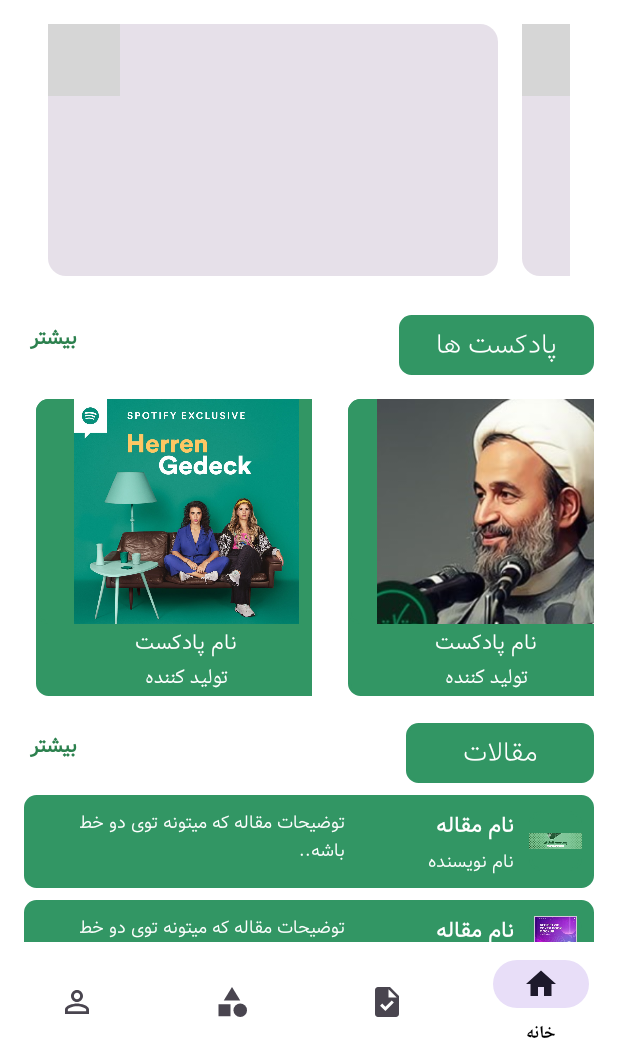
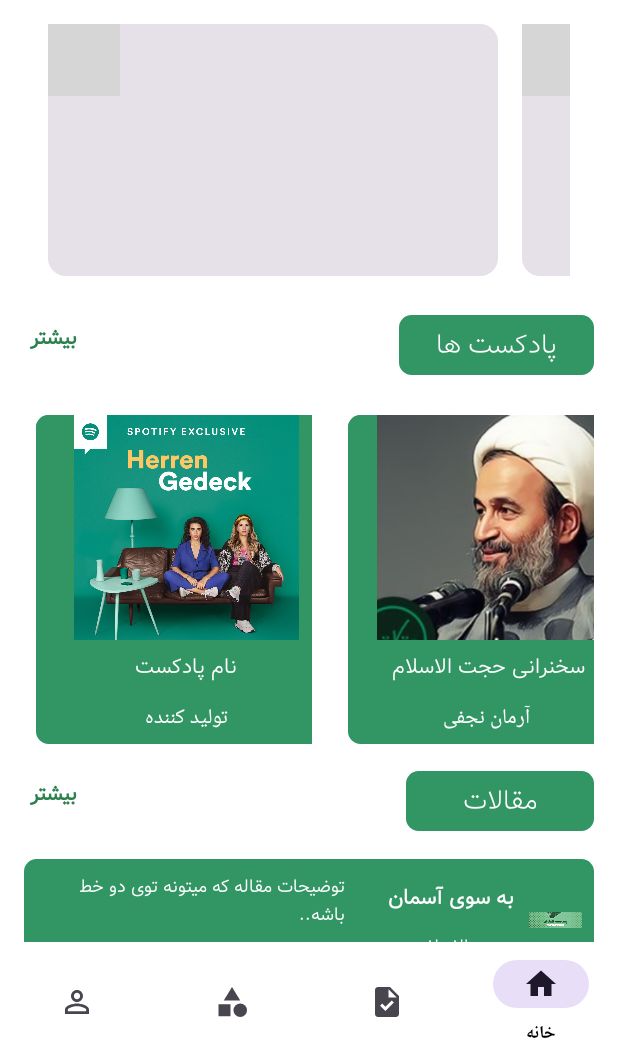
Before and after one commit to armnnjfi/Quantom, an Android app built with Jetpack Compose: the screen it shows after launch (MainActivity), on a phone screen of 412 x 824 dp, the part 174-1236 px from its top. Run offline under Robolectric (Android 15) with nearby library versions, the phone set to English and light mode, and no system bars; libraries missing offline, so code that uses them is left out: com.bumptech.glide; 1 statement that could not run was skipped; grey boxes are pictures that could not be loaded.

Commit message:
editing main

```diff
--- a/app/src/main/java/com/example/quantom/composes/ContentVazayef.kt
+++ b/app/src/main/java/com/example/quantom/composes/ContentVazayef.kt
@@ -1,6 +1,8 @@
 package com.example.quantom.composes
 
+import android.content.Intent
 import androidx.compose.foundation.Canvas
+import androidx.compose.foundation.clickable
 import androidx.compose.foundation.layout.Box
 import androidx.compose.foundation.layout.Column
 import androidx.compose.foundation.layout.Row
@@ -23,6 +25,8 @@ import androidx.compose.ui.text.TextStyle
 import androidx.compose.ui.unit.Dp
 import androidx.compose.ui.unit.dp
 import androidx.compose.ui.unit.sp
+import androidx.core.content.ContextCompat.startActivity
+import com.example.quantom.fragments.DoingTaskFragment
 import com.example.quantom.ui.theme.GreenPrimary
 
 @Composable
--- a/app/src/main/res/layout/fragment_home.xml
+++ b/app/src/main/res/layout/fragment_home.xml
@@ -75,6 +75,8 @@
                     />
 
                 <TextView
+                    android:layout_marginTop="5dp"
+                    android:layout_marginBottom="5dp"
                     android:layout_width="130dp"
                     android:layout_height="40dp"
                     android:layout_gravity="end"
@@ -137,6 +139,7 @@
                                 android:layout_width="match_parent"
                                 android:src="@drawable/padcast"
                                 android:layout_height="150dp"
+
                                 android:background="@drawable/rounded2_background"
                                 android:contentDescription="پادکست" />
 
@@ -147,6 +150,9 @@
                                 android:layout_height="wrap_content"
                                 android:fontFamily="@font/vazirlight"
                                 android:text="نام پادکست"
+
+                                android:layout_marginTop="5dp"
+                                android:layout_marginBottom="5dp"
                                 android:textColor="@color/white"
                                 android:textSize="14sp"
                                 android:gravity="center"
@@ -157,6 +163,9 @@
                                 android:layout_height="wrap_content"
                                 android:textColor="@color/white"
                                 android:text="تولید کننده"
+
+                                android:layout_marginTop="5dp"
+                                android:layout_marginBottom="5dp"
                                 android:textSize="14sp"
                                 android:gravity="center"
                                 android:padding="0dp" />
@@ -193,7 +202,10 @@
                                 android:layout_width="match_parent"
                                 android:layout_height="wrap_content"
                                 android:fontFamily="@font/vazirlight"
-                                android:text="نام پادکست"
+                                android:text="سخنرانی حجت الاسلام "
+
+                                android:layout_marginTop="5dp"
+                                android:layout_marginBottom="5dp"
                                 android:textColor="@color/white"
                                 android:textSize="14sp"
                                 android:gravity="center"
@@ -203,7 +215,10 @@
                                 android:layout_width="match_parent"
                                 android:layout_height="wrap_content"
                                 android:textColor="@color/white"
-                                android:text="تولید کننده"
+                                android:text="آرمان نجفی"
+
+                                android:layout_marginTop="5dp"
+                                android:layout_marginBottom="5dp"
                                 android:textSize="14sp"
                                 android:gravity="center"
                                 android:padding="0dp" />
@@ -239,7 +254,10 @@
                                 android:layout_width="match_parent"
                                 android:layout_height="wrap_content"
                                 android:fontFamily="@font/vazirlight"
-                                android:text="نام پادکست"
+                                android:text="غوطه در غرق "
+                                android:layout_marginTop="5dp"
+                                android:layout_marginBottom="5dp"
+                                android:paddingBottom="10dp"
                                 android:textColor="@color/white"
                                 android:textSize="14sp"
                                 android:gravity="center"
@@ -249,7 +267,9 @@
                                 android:layout_width="match_parent"
                                 android:layout_height="wrap_content"
                                 android:textColor="@color/white"
-                                android:text="تولید کننده"
+                                android:text=" معین برزگر"
+                                android:layout_marginTop="5dp"
+                                android:layout_marginBottom="5dp"
                                 android:textSize="14sp"
                                 android:gravity="center"
                                 android:padding="0dp" />
@@ -293,6 +313,8 @@
                     />
 
                 <TextView
+                    android:layout_marginTop="5dp"
+                    android:layout_marginBottom="5dp"
                     android:layout_width="125dp"
                     android:layout_height="40dp"
                     android:layout_gravity="end"
@@ -367,7 +389,10 @@
                                     android:layout_width="wrap_content"
                                     android:layout_height="wrap_content"
                                     android:fontFamily="@font/vazirlight"
-                                    android:text="نام مقاله"
+                                    android:text="به سوی آسمان"
+
+                                    android:layout_marginTop="5dp"
+                                    android:layout_marginBottom="5dp"
                                     android:textColor="@color/white"
                                     android:textSize="14sp"
                                     android:textStyle="bold" />
@@ -376,10 +401,12 @@
                                     android:layout_width="wrap_content"
                                     android:layout_height="wrap_content"
                                     android:fontFamily="@font/vazirlight"
-                                    android:text="نام نویسنده"
+                                    android:text="حجت الاسلام "
+
+                                    android:layout_marginTop="5dp"
+                                    android:layout_marginBottom="5dp"
                                     android:textColor="@color/white"
-                                    android:textSize="12sp"
-                                    android:layout_marginTop="2dp" />
+                                    android:textSize="12sp" />
                             </LinearLayout>
 
                             <!-- بخش توضیحات -->
@@ -428,7 +455,10 @@
                                     android:layout_width="wrap_content"
                                     android:layout_height="wrap_content"
                                     android:fontFamily="@font/vazirlight"
-                                    android:text="نام مقاله"
+                                    android:text="وعده صادق 2"
+
+                                    android:layout_marginTop="5dp"
+                                    android:layout_marginBottom="5dp"
                                     android:textColor="@color/white"
                                     android:textSize="14sp"
                                     android:textStyle="bold" />
@@ -437,10 +467,11 @@
                                     android:layout_width="wrap_content"
                                     android:layout_height="wrap_content"
                                     android:fontFamily="@font/vazirlight"
-                                    android:text="نام نویسنده"
+                                    android:text="علی رحمتی"
+                                    android:layout_marginBottom="5dp"
                                     android:textColor="@color/white"
                                     android:textSize="12sp"
-                                    android:layout_marginTop="2dp" />
+                                    android:layout_marginTop="5dp" />
                             </LinearLayout>
 
                             <!-- بخش توضیحات -->
@@ -492,6 +523,8 @@
                 <TextView
                     android:layout_width="130dp"
                     android:layout_height="40dp"
+                    android:layout_marginTop="5dp"
+                    android:layout_marginBottom="5dp"
                     android:text="ویدیو"
                     android:fontFamily="@font/vazirthin"
                     android:textSize="18sp"
@@ -587,7 +620,10 @@
                                             android:layout_width="wrap_content"
                                             android:layout_height="wrap_content"
                                             android:fontFamily="@font/vazirlight"
-                                            android:text="نام مقاله"
+                                            android:text="پشت صحنه اغتشاش"
+
+                                            android:layout_marginTop="5dp"
+                                            android:layout_marginBottom="5dp"
                                             android:textColor="@color/white"
                                             android:textSize="14sp"
                                             android:textStyle="bold" />
@@ -596,10 +632,11 @@
                                             android:layout_width="wrap_content"
                                             android:layout_height="wrap_content"
                                             android:fontFamily="@font/vazirlight"
-                                            android:text="نام نویسنده"
+                                            android:text="تولید شده توسط انجمن رضوی"
                                             android:textColor="@color/white"
-                                            android:textSize="12sp"
-                                            android:layout_marginTop="2dp" />
+                                            android:layout_marginTop="5dp"
+                                            android:layout_marginBottom="5dp"
+                                            android:textSize="12sp" />
                                     </LinearLayout>
 
                                     <!-- بخش توضیحات -->
@@ -664,19 +701,23 @@
                                             android:layout_width="wrap_content"
                                             android:layout_height="wrap_content"
                                             android:fontFamily="@font/vazirlight"
-                                            android:text="نام مقاله"
+                                            android:text="سخنرانی ایت الله خامنهای "
                                             android:textColor="@color/white"
                                             android:textSize="14sp"
+                                            android:layout_marginTop="5dp"
+                                            android:layout_marginBottom="5dp"
                                             android:textStyle="bold" />
 
                                         <TextView
                                             android:layout_width="wrap_content"
                                             android:layout_height="wrap_content"
                                             android:fontFamily="@font/vazirlight"
-                                            android:text="نام نویسنده"
+                                            android:text="علی تقوی"
+
+                                            android:layout_marginTop="5dp"
+                                            android:layout_marginBottom="5dp"
                                             android:textColor="@color/white"
-                                            android:textSize="12sp"
-                                            android:layout_marginTop="2dp" />
+                                            android:textSize="12sp" />
                                     </LinearLayout>
 
                                     <!-- بخش توضیحات -->
@@ -685,10 +726,12 @@
                                         android:layout_height="wrap_content"
                                         android:layout_weight="2"
                                         android:fontFamily="@font/vazirlight"
-                                        android:text="توضیحات مقاله که میتونه توی دو خط باشه.."
+                                        android:text=" ویدیو سخنرانی ایت الله حامنه ای "
                                         android:textColor="@color/white"
                                         android:textSize="12sp"
                                         android:gravity="center_vertical"
+                                        android:layout_marginTop="5dp"
+                                        android:layout_marginBottom="5dp"
                                         android:layout_marginRight="10dp" />
                                 </LinearLayout>
                             </LinearLayout>
@@ -712,6 +755,7 @@
                         android:layout_width="wrap_content"
                         android:layout_height="30dp"
                         android:layout_marginTop="0dp"
+                        android:paddingTop="10dp"
                         android:text="بیشتر"
                         android:gravity="center"
                         android:textSize="14sp"
@@ -727,6 +771,8 @@
                         />
                     <TextView
                         android:layout_width="130dp"
+                        android:layout_marginTop="5dp"
+                        android:layout_marginBottom="5dp"
                         android:layout_height="40dp"
                         android:text="عکس"
                         android:fontFamily="@font/vazirthin"
@@ -784,6 +830,8 @@
                                     android:layout_width="match_parent"
                                     android:src="@drawable/two"
                                     android:layout_height="150dp"
+                                    android:layout_marginTop="5dp"
+                                    android:layout_marginBottom="5dp"
                                     android:background="@drawable/rounded2_background"
                                     android:contentDescription="پادکست" />
 
@@ -793,17 +841,20 @@
                                     android:layout_width="match_parent"
                                     android:layout_height="wrap_content"
                                     android:fontFamily="@font/vazirlight"
-                                    android:text="نام عکس"
+                                    android:text="غوظه در غرق "
                                     android:textColor="@color/white"
                                     android:textSize="14sp"
                                     android:gravity="center"
+
+                                    android:layout_marginTop="5dp"
+                                    android:layout_marginBottom="5dp"
                                     android:padding="0dp" />
                                 <!-- TextView: تولید کننده -->
                                 <TextView
                                     android:layout_width="match_parent"
                                     android:layout_height="wrap_content"
                                     android:textColor="@color/white"
-                                    android:text="تولید کننده"
+                                    android:text="معین برزگر "
                                     android:textSize="14sp"
                                     android:gravity="center"
                                     android:padding="0dp" />
@@ -840,7 +891,9 @@
                                     android:layout_width="match_parent"
                                     android:layout_height="wrap_content"
                                     android:fontFamily="@font/vazirlight"
-                                    android:text="نام عکس"
+                                    android:text="حجت الاسلام زمانی"
+                                    android:layout_marginTop="5dp"
+                                    android:layout_marginBottom="5dp"
                                     android:textColor="@color/white"
                                     android:textSize="14sp"
                                     android:gravity="center"
@@ -850,8 +903,11 @@
                                     android:layout_width="match_parent"
                                     android:layout_height="wrap_content"
                                     android:textColor="@color/white"
-                                    android:text="تولید کننده"
+                                    android:text=" تولید شده توسط انجمن امام صادق"
                                     android:textSize="14sp"
+
+                                    android:layout_marginTop="5dp"
+                                    android:layout_marginBottom="5dp"
                                     android:gravity="center"
                                     android:padding="0dp" />
                             </LinearLayout>
@@ -887,6 +943,9 @@
                                     android:layout_height="wrap_content"
                                     android:fontFamily="@font/vazirlight"
                                     android:text="نام عکس"
+
+                                    android:layout_marginTop="5dp"
+                                    android:layout_marginBottom="5dp"
                                     android:textColor="@color/white"
                                     android:textSize="14sp"
                                     android:gravity="center"
@@ -897,6 +956,9 @@
                                     android:layout_height="wrap_content"
                                     android:textColor="@color/white"
                                     android:text="تولید کننده"
+
+                                    android:layout_marginTop="5dp"
+                                    android:layout_marginBottom="5dp"
                                     android:textSize="14sp"
                                     android:gravity="center"
                                     android:padding="0dp" />
```
